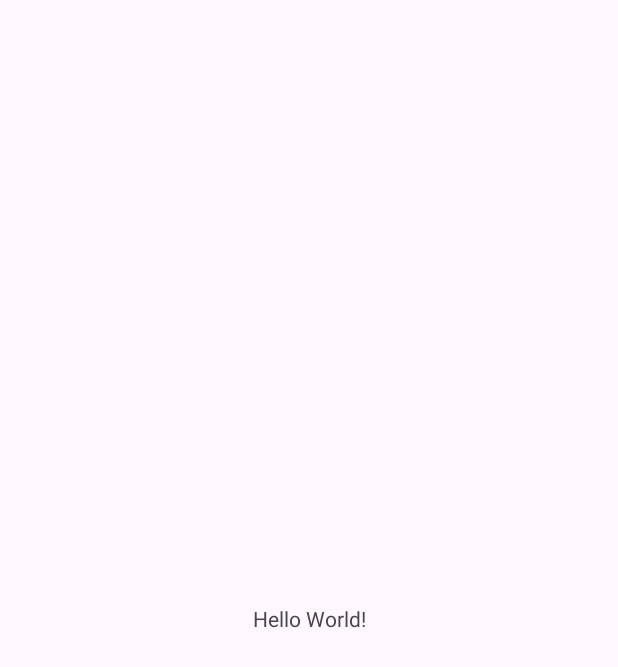
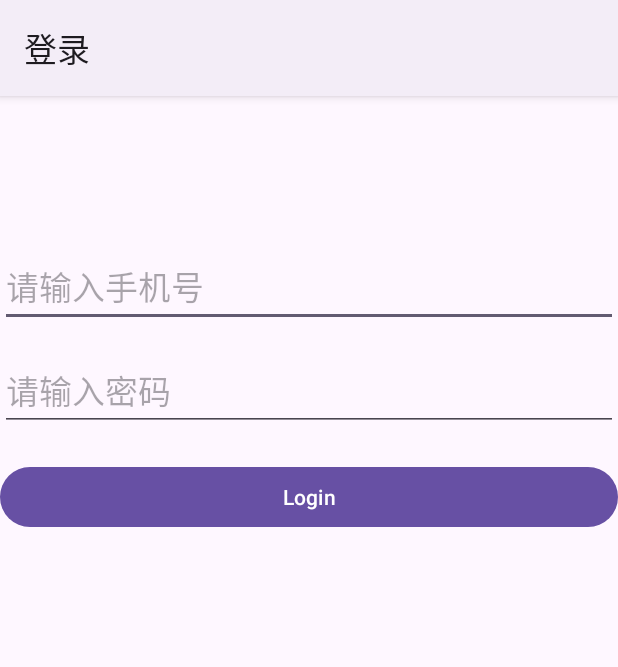
Before and after one commit to RyanSunn/KanMeiTu, an Android app: the screen it shows after launch (MainActivity before the commit, LoginActivity after it), on a phone screen of 412 x 824 dp. Before the commit the part shown is almost empty. Shown: the top 667 px of the screen. Run offline under Robolectric (Android 15) with nearby library versions, the phone set to English and light mode, and no system bars; libraries missing offline, so code that uses them is left out: com.qmuiteam.qmui; 2 statements that could not run were skipped.

Commit message:
实现登录转界面

```diff
--- /dev/null
+++ b/app/src/main/java/com/example/kanmeitu/activities/LoginActivity.java
@@ -0,0 +1,82 @@
+package com.example.kanmeitu.activities;
+
+import android.content.Intent;
+import android.os.Bundle;
+import android.text.TextUtils;
+import android.view.View;
+import android.widget.Button;
+import android.widget.EditText;
+import android.widget.TextView;
+import android.widget.Toast;
+
+import androidx.activity.EdgeToEdge;
+import androidx.appcompat.app.AppCompatActivity;
+import androidx.core.graphics.Insets;
+import androidx.core.view.ViewCompat;
+import androidx.core.view.WindowInsetsCompat;
+
+import com.example.kanmeitu.MainActivity;
+import com.example.kanmeitu.R;
+import com.example.kanmeitu.utils.Constants;
+import com.example.kanmeitu.utils.RegularUtil;
+
+public class LoginActivity extends AppCompatActivity implements View.OnClickListener {
+    private EditText usernameView;
+    private EditText passwordView;
+    private Button bt_login;
+
+    @Override
+    protected void onCreate(Bundle savedInstanceState) {
+        super.onCreate(savedInstanceState);
+        EdgeToEdge.enable(this);
+        setContentView(R.layout.activity_login);
+        ViewCompat.setOnApplyWindowInsetsListener(findViewById(R.id.main), (v, insets) -> {
+            Insets systemBars = insets.getInsets(WindowInsetsCompat.Type.systemBars());
+            v.setPadding(systemBars.left, systemBars.top, systemBars.right, systemBars.bottom);
+            return insets;
+        });
+
+        //找控件
+        usernameView = findViewById(R.id.username);
+        passwordView = findViewById(R.id.password);
+        bt_login = findViewById(R.id.bt1);
+        bt_login.setOnClickListener(this);
+    }
+
+    @Override
+    public void onClick(View v) {
+        //获取用户名
+        String username = usernameView.getText().toString().trim();
+        //判断是否输入账号
+        if(TextUtils.isEmpty(username)){
+            Toast.makeText(this, R.string.prompt_input_username,Toast.LENGTH_SHORT).show();
+            return;
+        }
+        //判断账号格式
+//        if(!RegularUtil.isPhone(username)){
+//            Toast.makeText(this, R.string.error_phone_format,Toast.LENGTH_SHORT).show();
+//            return;
+//        }
+        //获取密码
+        String password = passwordView.getText().toString().trim();
+        //判断是否输入密码
+        if(TextUtils.isEmpty(password)){
+            Toast.makeText(this, R.string.prompt_input_password,Toast.LENGTH_SHORT).show();
+            return;
+        }
+
+        //判断密码格式
+        if(password.length()<6||password.length()>15){
+            Toast.makeText(this, R.string.error_password_format,Toast.LENGTH_SHORT).show();
+            return;
+        }
+
+        //检验账号密码
+        if (Constants.USERNAME.equals(username)&&Constants.PASSWORD.equals(password)){
+            Intent intent = new Intent(this, MainActivity.class);
+            startActivity(intent);
+        }else {
+            Toast.makeText(this, R.string.error_login,Toast.LENGTH_SHORT).show();
+        }
+    }
+}
--- /dev/null
+++ b/app/src/main/java/com/example/kanmeitu/activities/SplashActivity.java
@@ -0,0 +1,45 @@
+package com.example.kanmeitu.activities;
+
+import static java.time.temporal.TemporalAdjusters.next;
+
+import android.content.Intent;
+import android.os.Bundle;
+
+import androidx.activity.EdgeToEdge;
+import androidx.appcompat.app.AppCompatActivity;
+import androidx.core.graphics.Insets;
+import androidx.core.view.ViewCompat;
+import androidx.core.view.WindowInsetsCompat;
+
+import com.example.kanmeitu.R;
+import com.qmuiteam.qmui.util.QMUIActivityLifecycleCallbacks;
+import com.qmuiteam.qmui.util.QMUICollapsingTextHelper;
+import com.qmuiteam.qmui.util.QMUIStatusBarHelper;
+
+public class SplashActivity extends AppCompatActivity {
+
+    @Override
+    protected void onCreate(Bundle savedInstanceState) {
+        super.onCreate(savedInstanceState);
+        EdgeToEdge.enable(this);
+        setContentView(R.layout.activity_splash);
+
+        //沉浸式状态栏，暂时无效
+        QMUIStatusBarHelper.translucent(this);
+        QMUIStatusBarHelper.setStatusBarDarkMode(this);
+
+        findViewById(R.id.copyright).postDelayed(new Runnable() {
+            @Override
+            public void run() {
+                next();
+            }
+        },3000);
+    }
+
+    private void next() {
+        Intent intent = new Intent(this, LoginActivity.class);
+        startActivity(intent);
+
+
+    }
+}
--- /dev/null
+++ b/app/src/main/java/com/example/kanmeitu/utils/Constants.java
@@ -0,0 +1,6 @@
+package com.example.kanmeitu.utils;
+
+public class Constants {
+    public static String USERNAME="15226551807";
+    public static String PASSWORD="admin123";
+}
--- /dev/null
+++ b/app/src/main/res/layout/activity_login.xml
@@ -0,0 +1,39 @@
+<?xml version="1.0" encoding="utf-8"?>
+<LinearLayout xmlns:android="http://schemas.android.com/apk/res/android"
+    xmlns:app="http://schemas.android.com/apk/res-auto"
+    xmlns:tools="http://schemas.android.com/tools"
+    android:id="@+id/main"
+    android:layout_width="match_parent"
+    android:layout_height="match_parent"
+    android:orientation="vertical"
+    android:padding="16dp"
+    tools:context=".activities.LoginActivity">
+
+
+    <EditText
+        android:id="@+id/username"
+        android:hint="@string/inputusername"
+        android:inputType="phone"
+        android:textSize="22sp"
+        android:layout_width="match_parent"
+        android:layout_height="wrap_content"
+        android:layout_marginTop="100dp"/>
+
+    <EditText
+        android:id="@+id/password"
+        android:hint="@string/inputpassword"
+        android:textSize="22sp"
+        android:inputType="textPassword"
+        android:layout_width="match_parent"
+        android:layout_height="wrap_content"
+        android:layout_marginTop="15dp"/>
+
+    <Button
+        android:id="@+id/bt1"
+        android:layout_marginTop="20sp"
+        android:layout_width="match_parent"
+        android:layout_height="wrap_content"
+        android:text="Login" />
+
+
+</LinearLayout>
--- a/app/src/main/res/values-night/themes.xml
+++ b/app/src/main/res/values-night/themes.xml
@@ -1,6 +1,6 @@
 <resources xmlns:tools="http://schemas.android.com/tools">
     <!-- Base application theme. -->
-    <style name="Base.Theme.KanMeiTu" parent="Theme.Material3.DayNight.NoActionBar">
+    <style name="Base.Theme.HelloIxue_java" parent="Theme.Material3.DayNight.NoActionBar">
         <!-- Customize your dark theme here. -->
         <!-- <item name="colorPrimary">@color/my_dark_primary</item> -->
     </style>
--- a/app/src/main/res/values/strings.xml
+++ b/app/src/main/res/values/strings.xml
@@ -1,3 +1,11 @@
 <resources>
     <string name="app_name">KanMeiTu</string>
+    <string name="copyright">Copyright c 2024 ryan.All Rights Reserved</string>
+    <string name="inputusername">请输入手机号</string>
+    <string name="inputpassword">请输入密码</string>
+    <string name="error_phone_format">输入手机号错误</string>
+    <string name="error_password_format">密码格式错误</string>
+    <string name="error_login">用户名或密码错误</string>
+    <string name="prompt_input_username">请输入用户名</string>
+    <string name="prompt_input_password">请输入密码</string>
 </resources>
--- a/app/src/main/res/values/themes.xml
+++ b/app/src/main/res/values/themes.xml
@@ -2,8 +2,15 @@
     <!-- Base application theme. -->
     <style name="Base.Theme.KanMeiTu" parent="Theme.Material3.DayNight.NoActionBar">
         <!-- Customize your light theme here. -->
-        <!-- <item name="colorPrimary">@color/my_light_primary</item> -->
+
+<!--         <item name="colorPrimary">@color/my_light_primary</item>-->
+<!--        <item name="colorPrimary">@color/purple_500</item>-->
     </style>
 
     <style name="Theme.KanMeiTu" parent="Base.Theme.KanMeiTu" />
+
+
+    <style name="Base.Theme.KanMeiTu_actionbar" parent="Theme.Material3.DayNight">
+
+    </style>
 </resources>
--- a/settings.gradle.kts
+++ b/settings.gradle.kts
@@ -8,6 +8,9 @@ pluginManagement {
             }
         }
         mavenCentral()
+        maven {
+            setUrl("https://jitpack.io")
+        }
         gradlePluginPortal()
     }
 }
@@ -16,6 +19,9 @@ dependencyResolutionManagement {
     repositories {
         google()
         mavenCentral()
+        maven {
+            setUrl("https://jitpack.io")
+        }
     }
 }
 
```
Also changed, not shown: app/build.gradle.kts (+11 -0 lines), app/src/main/AndroidManifest.xml (+10 -2 lines), app/src/main/java/com/example/kanmeitu/utils/RegularUtil.java (added, +25 -0 lines), app/src/main/res/layout/activity_splash.xml (added, +36 -0 lines), app/src/main/res/values/colors.xml (+7 -0 lines), app/src/main/res/drawable-xxhdpi/musicalnote.png (added), app/src/main/res/drawable/logo.png (added), app/src/main/res/drawable/musicalnote.png (added).
